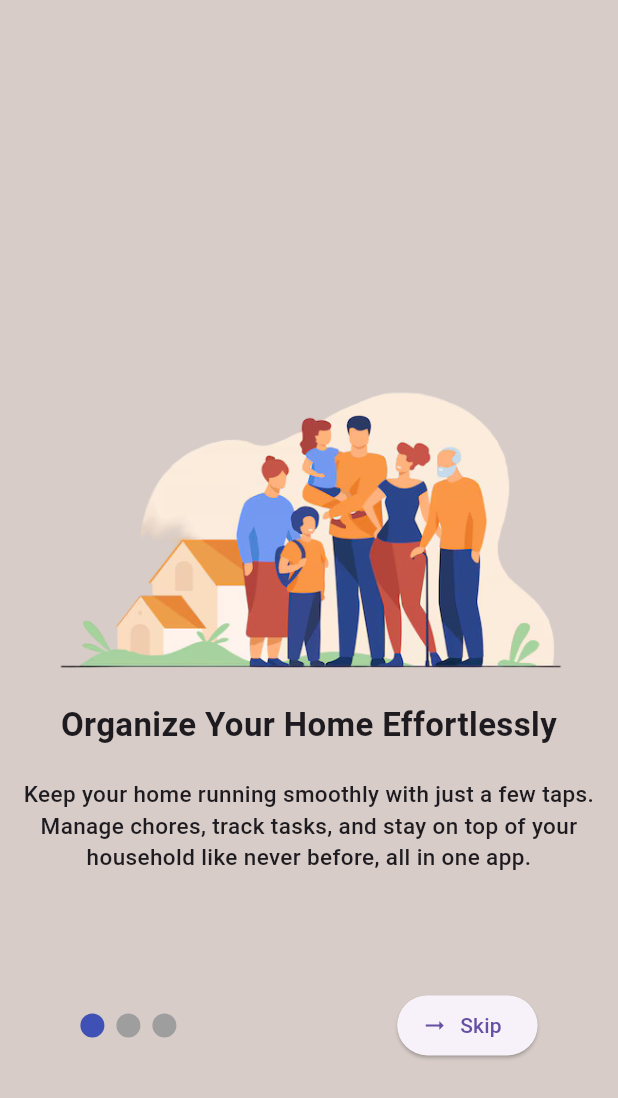
After one commit to SimuSohil/home_sys, a Flutter app: the OnboardingScreen screen opened directly, on a phone screen of 412 x 824 dp. The commit adds this screen. Shown: the top 1098 px of the screen. Run offline on Flutter 3.47's test engine with Material 3 defaults, Android fonts, the phone set to English and light mode, and no system bars; drawn by our look-alikes of smooth_page_indicator; our stand-ins replace firebase_auth, firebase_core; accounts and stored records are empty; network calls fail.

Commit message:
onboarding pages

```diff
--- /dev/null
+++ b/frontend/home_manage_sys/lib/constants.dart
@@ -0,0 +1,5 @@
+import 'package:flutter/material.dart';
+
+class OnboardingScreenConstants {
+  static var onboardingColor1 = Colors.brown[100];
+}
--- /dev/null
+++ b/frontend/home_manage_sys/lib/onboarding_screen/onboarding_screen.dart
@@ -0,0 +1,79 @@
+import 'package:firebase_auth/firebase_auth.dart';
+import 'package:flutter/material.dart';
+import 'package:home_manage_sys/onboarding_screen/screen_3.dart';
+import 'package:home_manage_sys/screens/home_page.dart';
+import 'package:smooth_page_indicator/smooth_page_indicator.dart';
+import 'package:home_manage_sys/onboarding_screen/screen_2.dart';
+import 'package:home_manage_sys/onboarding_screen/screen_1.dart';
+
+
+void main() => const OnboardingScreen();
+
+class OnboardingScreen extends StatefulWidget {
+  const OnboardingScreen({super.key});
+
+  @override
+  State<OnboardingScreen> createState() => _OnboardingScreenState();
+}
+
+class _OnboardingScreenState extends State<OnboardingScreen> {
+  final PageController _pageController = PageController();
+  final FirebaseAuth _auth = FirebaseAuth.instance;
+  String buttonText = 'Skip';
+
+  @override
+  Widget build(BuildContext context) {
+    return Scaffold(
+      body: Stack(
+        children: [
+          PageView(
+            controller: _pageController,
+            onPageChanged: (index) {
+              if (index == 2) {
+                buttonText = 'Finish';
+              }
+              else {
+                buttonText = 'Skip';
+              }
+              setState(() {});
+            },
+            children: const [
+              Screen1(),
+              Screen2(),
+              Screen3(),
+            ],
+          ),
+          Container(
+            alignment: const Alignment(0, 0.7),
+            child: Row(
+              mainAxisAlignment: MainAxisAlignment.spaceAround,
+              children: [
+                SmoothPageIndicator(
+                  controller: _pageController,
+                  count: 3
+                ),
+                Padding(
+                  padding: const EdgeInsets.only(left: 40),
+                  child: ElevatedButton.icon(
+                    onPressed: _navigateHome,
+                    label: Text(buttonText),
+                    icon: const Icon(Icons.arrow_right_alt),
+                  )
+                ),
+              ],
+            ),
+          ),
+        ],
+      ),
+    );
+  }
+
+  void _navigateHome() {
+    User? user = _auth.currentUser;
+    String userId = user != null ? user.uid : '';
+
+    Navigator.of(context).pushReplacement(
+      MaterialPageRoute(builder: (context) => HomeScreen(userId: userId))
+    );
+  }
+}
--- /dev/null
+++ b/frontend/home_manage_sys/lib/onboarding_screen/screen_1.dart
@@ -0,0 +1,46 @@
+import 'package:flutter/material.dart';
+import 'package:home_manage_sys/constants.dart';
+
+class Screen1 extends StatefulWidget {
+  const Screen1({super.key});
+
+  @override
+  State<Screen1> createState() => _Screen1State();
+}
+
+class _Screen1State extends State<Screen1> {
+  @override
+  Widget build(BuildContext context) {
+    return Scaffold(
+      backgroundColor: OnboardingScreenConstants.onboardingColor1,
+      body: Padding(
+        padding: const EdgeInsets.all(8.0),
+        child: SizedBox(
+          child: Column(
+            mainAxisAlignment: MainAxisAlignment.center,
+            children: [
+              Image.asset('assets/onboard_images/onboard_image1.png'),
+              const Text(
+                'Organize Your Home Effortlessly',
+                textAlign: TextAlign.center,
+                style: TextStyle(
+                  fontWeight: FontWeight.bold,
+                  fontSize: 22
+                ),
+              ),
+              const SizedBox(height: 20,),
+              const Text(
+                'Keep your home running smoothly with just a few taps. Manage chores, track tasks, and stay on top of your household like never before, all in one app.',
+                textAlign: TextAlign.center,
+                style: TextStyle(
+                  fontWeight: FontWeight.w500,
+                  fontSize: 15
+                ),
+              )
+            ],
+          ),
+        ),
+      ),
+    );
+  }
+}
--- a/frontend/home_manage_sys/lib/screens/home_page.dart
+++ b/frontend/home_manage_sys/lib/screens/home_page.dart
@@ -1,8 +1,8 @@
 import 'package:flutter/material.dart';
 import 'package:firebase_auth/firebase_auth.dart';
 import 'package:home_manage_sys/screens/login_page.dart';
-import 'package:home_manage_sys/widgets/home.dart';
-import 'package:home_manage_sys/widgets/tasks_page.dart';
+import 'package:home_manage_sys/home_screens/home.dart';
+import 'package:home_manage_sys/home_screens/tasks_page.dart';
 
 class HomeScreen extends StatefulWidget {
   final String userId;
@@ -29,7 +29,7 @@ class _HomeScreenState extends State<HomeScreen> {
   Widget build(BuildContext context) {
     final List<Widget> _widgetPages = <Widget>[
       HomeScreenPage(userId: widget.userId,),
-      const TasksPage(),
+      TasksPage(userId: widget.userId,),
     ];
 
     return Scaffold(
--- a/frontend/home_manage_sys/lib/screens/signup_page.dart
+++ b/frontend/home_manage_sys/lib/screens/signup_page.dart
@@ -1,6 +1,7 @@
 import 'dart:developer';
 import 'package:flutter/material.dart';
 import 'package:firebase_auth/firebase_auth.dart';
+import 'package:home_manage_sys/onboarding_screen/onboarding_screen.dart';
 import 'package:home_manage_sys/screens/login_page.dart';
 
 class SignupPage extends StatefulWidget {
@@ -33,7 +34,7 @@ class _SignupPageState extends State<SignupPage> {
       );
       // ignore: use_build_context_synchronously
       Navigator.of(context).pushReplacement(
-        MaterialPageRoute(builder: (context) => const LoginPage())
+        MaterialPageRoute(builder: (context) => const OnboardingScreen())
       );
       log('signed up email: ${userCredential.user?.email}');
     }
--- a/frontend/home_manage_sys/pubspec.yaml
+++ b/frontend/home_manage_sys/pubspec.yaml
@@ -13,6 +13,7 @@ dependencies:
   firebase_auth: ^5.1.4
   http: ^1.2.2
   intl: ^0.19.0
+  smooth_page_indicator: ^1.2.0+3
 
 dev_dependencies:
   flutter_test:
@@ -23,5 +24,5 @@ flutter:
   uses-material-design: true
   assets:
     - assets/proj_image3.png
-    - assets/proj_image.png
-    - assets/morning2.png
+    - assets/proj_image2.png
+    - assets/onboard_images/
```
Also changed, not shown: frontend/home_manage_sys/lib/home_screens/home.dart (renamed from frontend/home_manage_sys/lib/widgets/home.dart, +6 -18 lines), frontend/home_manage_sys/lib/home_screens/tasks_page.dart (added, +76 -0 lines), frontend/home_manage_sys/lib/onboarding_screen/screen_2.dart (added, +46 -0 lines), frontend/home_manage_sys/lib/onboarding_screen/screen_3.dart (added, +46 -0 lines), frontend/home_manage_sys/lib/widgets/tasks_page.dart (deleted, +0 -17 lines), frontend/home_manage_sys/assets/morning2.png (deleted), frontend/home_manage_sys/assets/onboard_images/icons8-todo-list.gif (added), frontend/home_manage_sys/assets/onboard_images/onboard_image1.png (added), frontend/home_manage_sys/assets/onboard_images/onboard_image2.png (added), frontend/home_manage_sys/assets/onboard_images/onboard_image3.png (added), frontend/home_manage_sys/assets/proj_image.png (deleted), frontend/home_manage_sys/assets/proj_image2.png (added), frontend/home_manage_sys/pubspec.lock, 2 other files.
